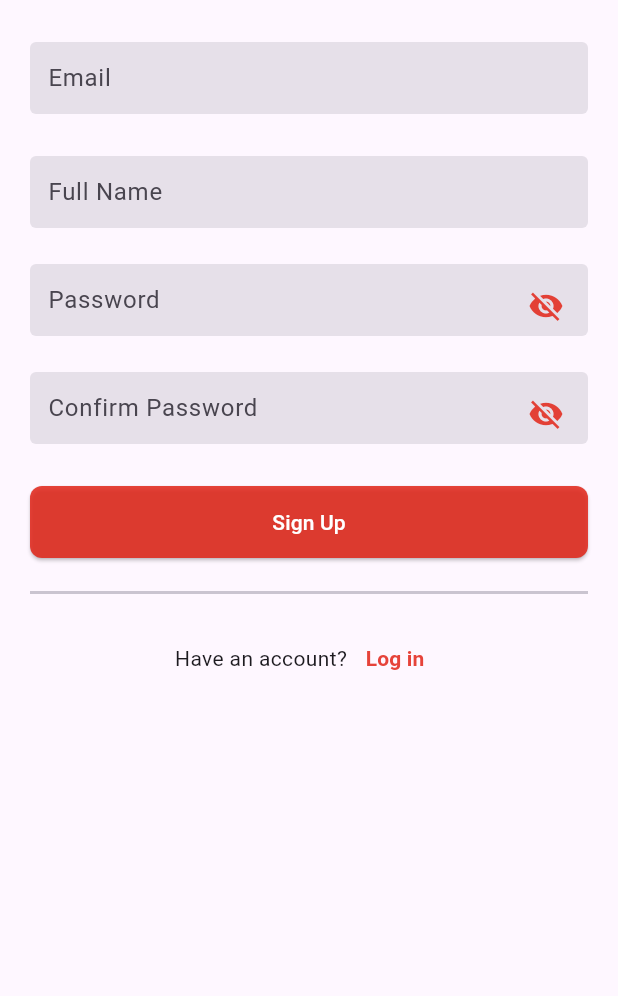
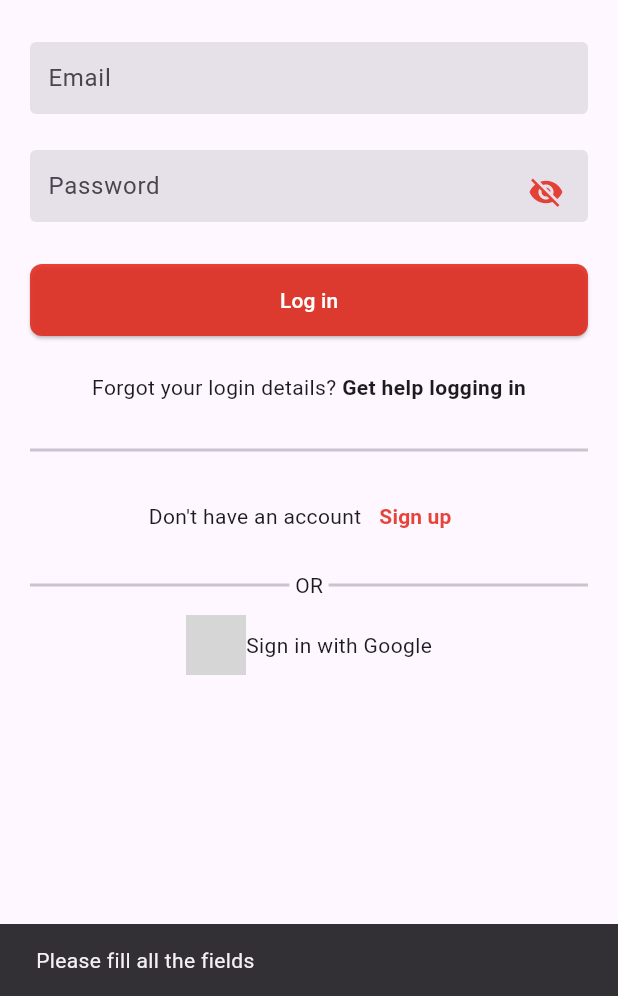
Before and after one commit to Swagtiago29/holbertonschool-holbegram, a Flutter app: the screen it shows after launch, after a tap on "Log in", on a phone screen of 412 x 824 dp, the part 240-1236 px from its top. Run offline on Flutter 3.47's test engine with Material 3 defaults, Android fonts, the phone set to English and light mode, and no system bars; our stand-ins replace cloud_firestore, firebase_auth, firebase_core; accounts and stored records are empty; network calls fail; grey boxes are pictures that could not be loaded.

Commit message:
add thursday task 6 done

```diff
--- a/holbegram/lib/main.dart
+++ b/holbegram/lib/main.dart
@@ -1,7 +1,6 @@
 import 'package:flutter/material.dart';
 import 'package:firebase_core/firebase_core.dart';
 import 'package:holbergram/screens/login_screen.dart';
-import 'package:holbergram/screens/signup_screen.dart';
 
 Future main() async {
   WidgetsFlutterBinding.ensureInitialized();
@@ -16,11 +15,9 @@ class MyApp extends StatelessWidget {
   Widget build(BuildContext context) {
     return MaterialApp(
       debugShowCheckedModeBanner: false,
-      home: SignUpScreen (
+      home: LoginScreen (
         emailController: TextEditingController(),
         passwordController: TextEditingController(),
-        usernameController: TextEditingController(),
-        passwordConfirmController: TextEditingController(),
       ),
     );
   }
--- /dev/null
+++ b/holbegram/lib/methods/auth_methods.dart
@@ -0,0 +1,67 @@
+import 'package:cloud_firestore/cloud_firestore.dart';
+import 'package:firebase_auth/firebase_auth.dart';
+import 'package:http/http.dart' as http;
+import 'dart:typed_data';
+import '../models/user.dart';
+
+class AuthMethods {
+  final FirebaseAuth _auth = FirebaseAuth.instance;
+  final FirebaseFirestore _firestore = FirebaseFirestore.instance;
+
+  Future<String> login({
+    required String email,
+    required String password,
+  }) async {
+    if (email.isEmpty || password.isEmpty) {
+      return 'Please fill all the fields';
+    }
+    try {
+      await _auth.signInWithEmailAndPassword(email: email, password: password);
+      return 'success';
+    } catch (e) {
+      return e.toString();
+    }
+  }
+
+  Future<String> signUpUser({
+    required String email,
+    required String password,
+    required String username,
+    Uint8List? file,
+  }) async {
+    if (email.isEmpty || username.isEmpty || password.isEmpty) {
+      return 'Please fill all the fields';
+    }
+
+    try {
+      // 1. Create auth user
+      UserCredential userCredential = await _auth
+          .createUserWithEmailAndPassword(email: email, password: password);
+
+      // 2. Get Firebase user
+      User user = userCredential.user!;
+
+      // 3. Create Users model
+      Users users = Users(
+        uid: user.uid,
+        email: email,
+        username: username,
+        bio: '',
+        photoUrl: '',
+        followers: [],
+        following: [],
+        posts: [],
+        saved: [],
+        searchKey: username[0].toLowerCase(),
+      );
+
+      // 4. Save to Firestore
+      await _firestore.collection("users").doc(user.uid).set(users.toJson());
+
+      // 5. Return success
+      return 'success';
+    } catch (e) {
+      return e.toString();
+    }
+  }
+}
--- /dev/null
+++ b/holbegram/lib/models/user.dart
@@ -0,0 +1,60 @@
+import 'package:cloud_firestore/cloud_firestore.dart';
+
+class Users {
+  final String uid;
+  final String email;
+  final String username;
+  final String bio;
+  final String photoUrl;
+  final List<dynamic> followers;
+  final List<dynamic> following;
+  final List<dynamic> posts;
+  final List<dynamic> saved;
+  final String searchKey;
+
+  const Users({
+    required this.uid,
+    required this.email,
+    required this.username,
+    required this.bio,
+    required this.photoUrl,
+    required this.followers,
+    required this.following,
+    required this.posts,
+    required this.saved,
+    required this.searchKey,
+  });
+
+  // Firestore -> Users
+  static Users fromSnap(DocumentSnapshot snap) {
+    var snapshot = snap.data() as Map<String, dynamic>;
+
+    return Users(
+      uid: snapshot['uid'],
+      email: snapshot['email'],
+      username: snapshot['username'],
+      bio: snapshot['bio'],
+      photoUrl: snapshot['photoUrl'],
+      followers: snapshot['followers'],
+      following: snapshot['following'],
+      posts: snapshot['posts'],
+      saved: snapshot['saved'],
+      searchKey: snapshot['searchKey'],
+    );
+  }
+
+  Map<String, dynamic> toJson() {
+    return {
+      'uid': uid,
+      'email': email,
+      'username': username,
+      'bio': bio,
+      'photoUrl': photoUrl,
+      'followers': followers,
+      'following': following,
+      'posts': posts,
+      'saved': saved,
+      'searchKey': searchKey,
+    };
+  }
+}
--- a/holbegram/lib/screens/login_screen.dart
+++ b/holbegram/lib/screens/login_screen.dart
@@ -1,5 +1,7 @@
 import 'package:flutter/material.dart';
+import 'package:holbergram/methods/auth_methods.dart';
 import 'package:holbergram/widgets/text_field.dart';
+import 'package:holbergram/screens/signup_screen.dart';
 
 class LoginScreen extends StatefulWidget {
   final TextEditingController emailController;
@@ -70,7 +72,7 @@ class _LoginScreenState extends State<LoginScreen> {
                         _passwordVisible
                             ? Icons.visibility_off
                             : Icons.visibility,
-                            color: const Color.fromARGB(218, 226, 37, 24),
+                        color: const Color.fromARGB(218, 226, 37, 24),
                       ),
                       onPressed: () {
                         setState(() {
@@ -94,7 +96,30 @@ class _LoginScreenState extends State<LoginScreen> {
                           ),
                         ),
                       ),
-                      onPressed: () {},
+                      onPressed: () async {
+                        final res = await AuthMethods().login(
+                          email: widget.emailController.text,
+                          password: widget.passwordController.text,
+                        );
+
+                        if (!context.mounted) return;
+
+                        if (res == 'success') {
+                          ScaffoldMessenger.of(context).showSnackBar(
+                            const SnackBar(content: Text('Login')),
+                          );
+
+                          Navigator.pushReplacement(
+                            context,
+                            MaterialPageRoute(builder: (_) => HomeScreen()),
+                          );
+                        } else {
+                          ScaffoldMessenger.of(
+                            context,
+                          ).showSnackBar(SnackBar(content: Text(res)));
+                        }
+                      },
+
                       child: Text(
                         'Log in',
                         style: TextStyle(color: Colors.white),
@@ -122,7 +147,20 @@ class _LoginScreenState extends State<LoginScreen> {
                       children: [
                         Text("Don't have an account"),
                         TextButton(
-                          onPressed: () {},
+                          onPressed: () {
+                            Navigator.push(
+                              context,
+                              MaterialPageRoute(
+                                builder: (context) => SignUpScreen(
+                                  emailController: TextEditingController(),
+                                  passwordController: TextEditingController(),
+                                  usernameController: TextEditingController(),
+                                  passwordConfirmController:
+                                      TextEditingController(),
+                                ),
+                              ),
+                            );
+                          },
                           child: Text(
                             'Sign up',
                             style: TextStyle(
--- a/holbegram/lib/screens/signup_screen.dart
+++ b/holbegram/lib/screens/signup_screen.dart
@@ -1,4 +1,5 @@
 import 'package:flutter/material.dart';
+import 'package:holbergram/screens/login_screen.dart';
 import 'package:holbergram/widgets/text_field.dart';
 
 class SignUpScreen extends StatefulWidget {
@@ -81,8 +82,8 @@ class _SignUpScreenState extends State<SignUpScreen> {
                       alignment: Alignment.bottomLeft,
                       icon: Icon(
                         _passwordVisible
-                            ? Icons.visibility_off
-                            : Icons.visibility,
+                            ? Icons.visibility
+                            : Icons.visibility_off,
                         color: const Color.fromARGB(218, 226, 37, 24),
                       ),
                       onPressed: () {
@@ -94,7 +95,7 @@ class _SignUpScreenState extends State<SignUpScreen> {
                   ),
                   const SizedBox(height: 24),
                   TextFieldInput(
-                    controller: widget.passwordController,
+                    controller: widget.passwordConfirmController,
                     isPassword: !_passwordVisible,
                     hintText: 'Confirm Password',
                     keyboardType: TextInputType.visiblePassword,
@@ -102,8 +103,8 @@ class _SignUpScreenState extends State<SignUpScreen> {
                       alignment: Alignment.bottomLeft,
                       icon: Icon(
                         _passwordVisible
-                            ? Icons.visibility_off
-                            : Icons.visibility,
+                            ? Icons.visibility
+                            : Icons.visibility_off,
                         color: const Color.fromARGB(218, 226, 37, 24),
                       ),
                       onPressed: () {
@@ -145,7 +146,17 @@ class _SignUpScreenState extends State<SignUpScreen> {
                       children: [
                         Text("Have an account?"),
                         TextButton(
-                          onPressed: () {},
+                          onPressed: () {
+                            Navigator.push(
+                              context,
+                              MaterialPageRoute(
+                                builder: (context) => LoginScreen(
+                                  emailController: TextEditingController(),
+                                  passwordController: TextEditingController(),
+                                ),
+                              ),
+                            );
+                          },
                           child: Text(
                             'Log in',
                             style: TextStyle(
```
Also changed, not shown: holbegram/pubspec.yaml (+5 -2 lines), holbegram/lib/models/posts.dart (added), holbegram/pubspec.lock, 3 other files.
